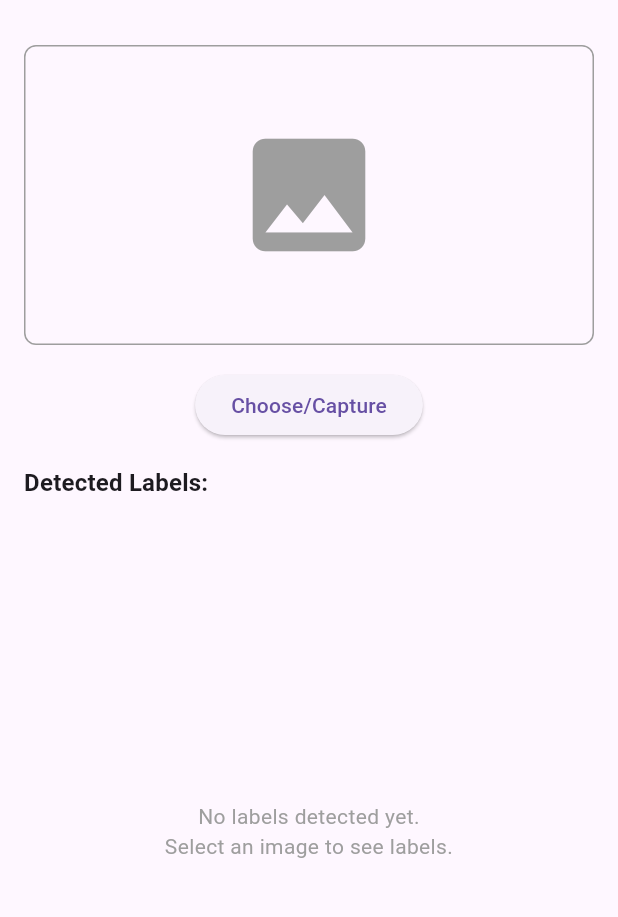
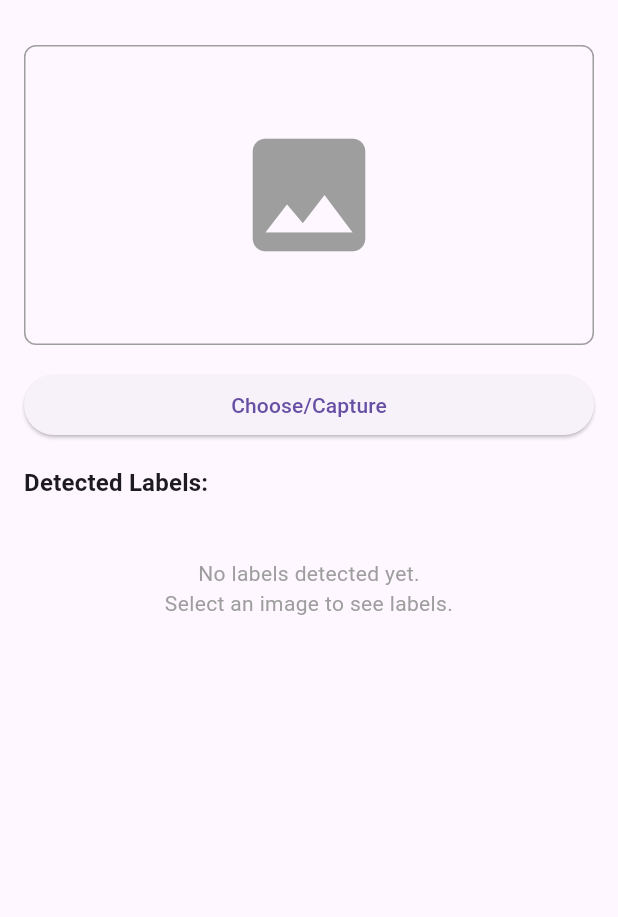
Before and after one commit to joaoconstancio1/image_picker_ml, a Flutter app: the screen it shows after launch, on a phone screen of 412 x 824 dp, the part 63-980 px from its top. Run offline on Flutter 3.47's test engine with Material 3 defaults, Android fonts, the phone set to English and light mode, and no system bars; our stand-ins replace image_picker; missing offline and left inert: google_mlkit_image_labeling.

Commit message:
Remove CameraPage and refactor ImagePickerPage layout for improved UI

```diff
--- a/lib/image_picker_page.dart
+++ b/lib/image_picker_page.dart
@@ -25,9 +25,8 @@ class _ImagePickerPageState extends State<ImagePickerPage> {
       appBar: AppBar(title: const Text('Image Picker ML')),
       body: Padding(
         padding: const EdgeInsets.all(16.0),
-        child: Column(
+        child: ListView(
           children: [
-            // Image section - smaller size
             Container(
               height: 200,
               width: double.infinity,
@@ -48,7 +47,7 @@ class _ImagePickerPageState extends State<ImagePickerPage> {
                     ),
             ),
             const SizedBox(height: 16),
-            // Button
+
             ElevatedButton(
               onPressed: () {
                 showImagePickerBottomSheet();
@@ -56,47 +55,39 @@ class _ImagePickerPageState extends State<ImagePickerPage> {
               child: const Text('Choose/Capture'),
             ),
             const SizedBox(height: 16),
-            // Labels section
-            Expanded(
-              child: Column(
-                crossAxisAlignment: CrossAxisAlignment.start,
-                children: [
             Text(
               'Detected Labels:',
-                    style: Theme.of(context).textTheme.titleMedium?.copyWith(
-                      fontWeight: FontWeight.bold,
-                    ),
+              style: Theme.of(
+                context,
+              ).textTheme.titleMedium?.copyWith(fontWeight: FontWeight.bold),
             ),
             const SizedBox(height: 8),
-                  Expanded(
-                    child: labels.isEmpty
-                        ? const Center(
-                            child: Text(
+            if (labels.isEmpty)
+              Container(
+                height: 100,
+                alignment: Alignment.center,
+                child: const Text(
                   'No labels detected yet.\nSelect an image to see labels.',
                   textAlign: TextAlign.center,
                   style: TextStyle(color: Colors.grey),
                 ),
               )
-                        : ListView.builder(
-                            itemCount: labels.length,
-                            itemBuilder: (context, index) {
-                              final label = labels[index];
+            else
+              ...labels.asMap().entries.map((entry) {
+                int index = entry.key;
+                ImageLabel label = entry.value;
                 return Card(
                   child: ListTile(
                     leading: CircleAvatar(
                       backgroundColor: Colors.blue,
                       child: Text(
                         '${index + 1}',
-                                      style: const TextStyle(
-                                        color: Colors.white,
-                                      ),
+                        style: const TextStyle(color: Colors.white),
                       ),
                     ),
                     title: Text(
                       label.label,
-                                    style: const TextStyle(
-                                      fontWeight: FontWeight.bold,
-                                    ),
+                      style: const TextStyle(fontWeight: FontWeight.bold),
                     ),
                     subtitle: Text(
                       'Confidence: ${(label.confidence * 100).toStringAsFixed(1)}%',
@@ -111,12 +102,7 @@ class _ImagePickerPageState extends State<ImagePickerPage> {
                     ),
                   ),
                 );
-                            },
-                          ),
-                  ),
-                ],
-              ),
-            ),
+              }),
           ],
         ),
       ),
--- a/lib/main.dart
+++ b/lib/main.dart
@@ -1,5 +1,4 @@
 import 'package:flutter/material.dart';
-import 'package:image_picker_ml/camera_page.dart';
 import 'package:image_picker_ml/image_picker_page.dart';
 
 void main() async {
```
Also changed, not shown: lib/camera_page.dart (deleted, +0 -57 lines). Lines whose indentation alone changed are shown as unchanged.
